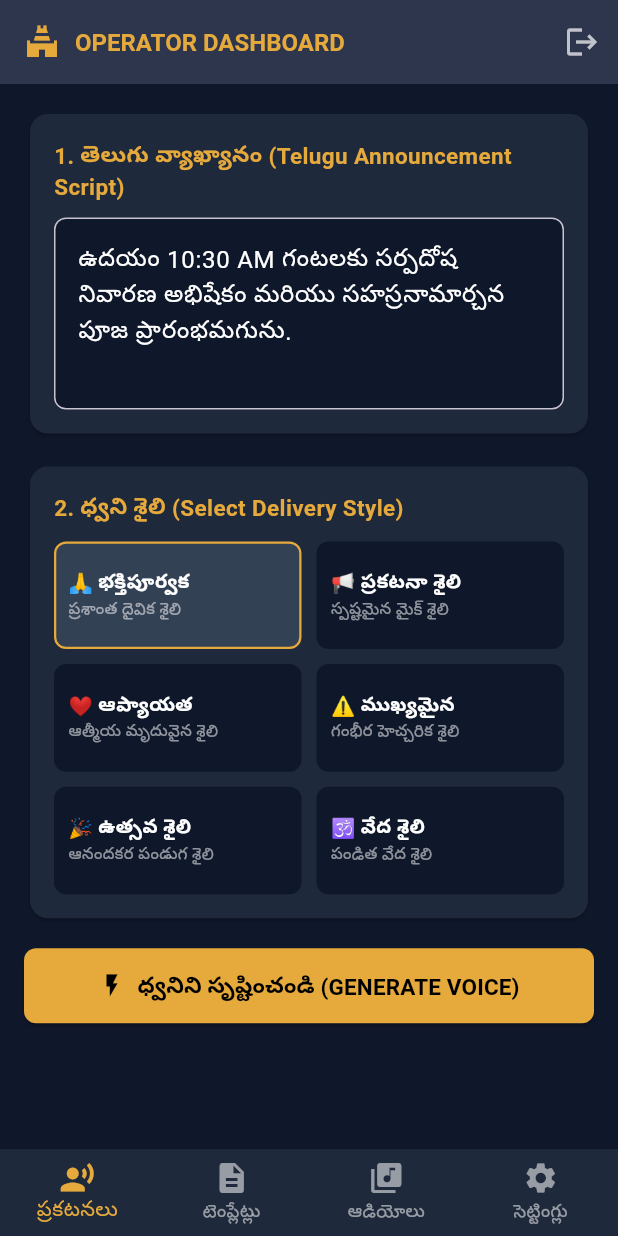
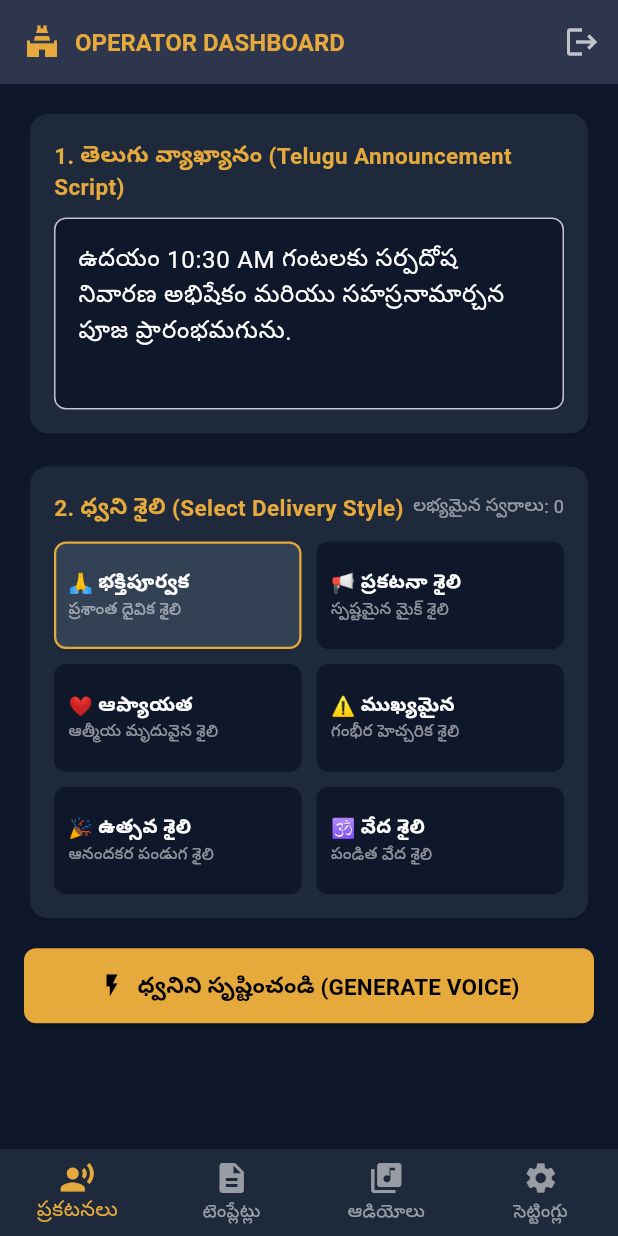
Before and after one commit to rambabu5588/mopidevi-voice-app, a Flutter app: the screen it shows after launch, after a tap on an icon or button, on a phone screen of 412 x 824 dp. Run offline on Flutter 3.47's test engine with Material 3 defaults, Android fonts, the phone set to English and light mode, and no system bars; our stand-ins replace audioplayers; missing offline and left inert: record; network calls fail.

Commit message:
Fix all Flutter mobile app warnings - 0 issues found

```diff
--- a/mobile_app/lib/main.dart
+++ b/mobile_app/lib/main.dart
@@ -53,7 +53,7 @@ class _MopideviVoiceAppState extends State<MopideviVoiceApp> {
                     const Text('AI VOICE APP', style: TextStyle(color: Color(0xFFE5A93C), fontWeight: FontWeight.bold, fontSize: 22)),
                     const SizedBox(height: 24),
                     DropdownButtonFormField<String>(
-                      value: _activeUserId,
+                      initialValue: _activeUserId,
                       dropdownColor: const Color(0xFF0F172A),
                       style: const TextStyle(color: Colors.white),
                       decoration: InputDecoration(
--- a/mobile_app/lib/screens/home_screen.dart
+++ b/mobile_app/lib/screens/home_screen.dart
@@ -52,7 +52,7 @@ class _HomeScreenState extends State<HomeScreen> {
       final assignedData = await ApiService.fetchUserAssignedVoice(widget.activeUserId);
       setState(() {
         _voices = voices;
-        _selectedVoiceId = assignedData['assigned_voice_id'] ?? (voices.isNotEmpty ? voices.first.id : null);
+        _selectedVoiceId = assignedData['assigned_voice_id'] ?? (_voices.isNotEmpty ? _voices.first.id : null);
       });
     } catch (e) {
       debugPrint('Failed to load voices: $e');
@@ -182,9 +182,18 @@ class _HomeScreenState extends State<HomeScreen> {
               child: Column(
                 crossAxisAlignment: CrossAxisAlignment.start,
                 children: [
-                  const Text(
-                    '2. ధ్వని శైలి (Select Delivery Style)',
-                    style: TextStyle(color: Color(0xFFE5A93C), fontWeight: FontWeight.bold, fontSize: 15),
+                  Row(
+                    mainAxisAlignment: MainAxisAlignment.spaceBetween,
+                    children: [
+                      const Text(
+                        '2. ధ్వని శైలి (Select Delivery Style)',
+                        style: TextStyle(color: Color(0xFFE5A93C), fontWeight: FontWeight.bold, fontSize: 15),
+                      ),
+                      Text(
+                        'లభ్యమైన స్వరాలు: ${_voices.length}',
+                        style: const TextStyle(color: Colors.white54, fontSize: 12),
+                      ),
+                    ],
                   ),
                   const SizedBox(height: 12),
                   GridView.builder(
--- a/mobile_app/lib/screens/settings_screen.dart
+++ b/mobile_app/lib/screens/settings_screen.dart
@@ -64,7 +64,7 @@ class _SettingsScreenState extends State<SettingsScreen> {
                   const Text('👤 వినియోగదారు ఖాతా మార్పు (Select Account)', style: TextStyle(color: Color(0xFFE5A93C), fontWeight: FontWeight.bold, fontSize: 15)),
                   const SizedBox(height: 12),
                   DropdownButtonFormField<String>(
-                    value: widget.activeUserId,
+                    initialValue: widget.activeUserId,
                     dropdownColor: const Color(0xFF0F172A),
                     style: const TextStyle(color: Colors.white),
                     decoration: InputDecoration(
--- a/mobile_app/lib/services/api_service.dart
+++ b/mobile_app/lib/services/api_service.dart
@@ -1,5 +1,4 @@
 import 'dart:convert';
-import 'dart:io';
 import 'package:http/http.dart' as http;
 import '../models/voice_model.dart';
 import '../models/job_model.dart';
```
Also changed, not shown: mobile_app/pubspec.lock (added), 1 other file.
